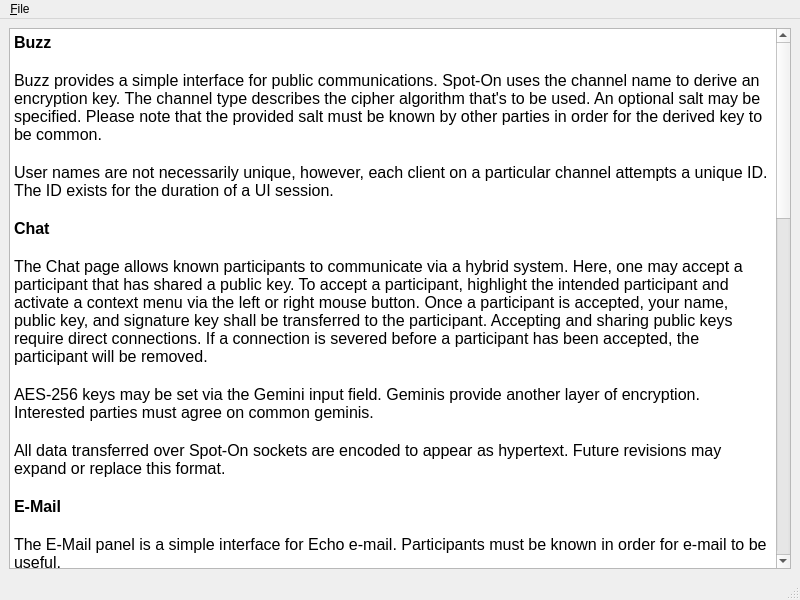
Qt form UI/docviewer.ui (xloem/spot-on-svn) before a commit.
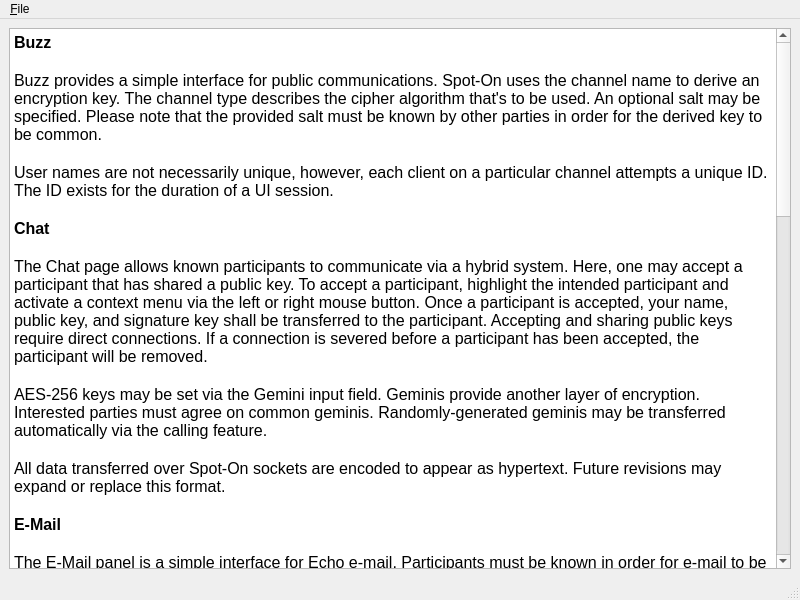
The same form after that commit. Icons and pictures are not drawn.

Commit message: Sign call messages.

```diff
--- a/UI/docviewer.ui
+++ b/UI/docviewer.ui
@@ -36,7 +36,7 @@
 &lt;p style=&quot;-qt-paragraph-type:empty; margin-top:0px; margin-bottom:0px; margin-left:0px; margin-right:0px; -qt-block-indent:0; text-indent:0px; font-family:'Lucida Grande';&quot;&gt;&lt;br /&gt;&lt;/p&gt;
 &lt;p style=&quot; margin-top:0px; margin-bottom:0px; margin-left:0px; margin-right:0px; -qt-block-indent:0; text-indent:0px;&quot;&gt;&lt;span style=&quot; font-family:'Lucida Grande';&quot;&gt;The Chat page allows known participants to communicate via a hybrid system. Here, one may accept a participant that has shared a public key. To accept a participant, highlight the intended participant and activate a context menu via the left or right mouse button. Once a participant is accepted, your name, public key, and signature key shall be transferred to the participant. Accepting and sharing public keys require direct connections. If a connection is severed before a participant has been accepted, the participant will be removed.&lt;/span&gt;&lt;/p&gt;
 &lt;p style=&quot;-qt-paragraph-type:empty; margin-top:0px; margin-bottom:0px; margin-left:0px; margin-right:0px; -qt-block-indent:0; text-indent:0px; font-family:'Lucida Grande';&quot;&gt;&lt;br /&gt;&lt;/p&gt;
-&lt;p style=&quot; margin-top:0px; margin-bottom:0px; margin-left:0px; margin-right:0px; -qt-block-indent:0; text-indent:0px;&quot;&gt;&lt;span style=&quot; font-family:'Lucida Grande';&quot;&gt;AES-256 keys may be set via the Gemini input field. Geminis provide another layer of encryption. Interested parties must agree on common geminis.&lt;/span&gt;&lt;/p&gt;
+&lt;p style=&quot; margin-top:0px; margin-bottom:0px; margin-left:0px; margin-right:0px; -qt-block-indent:0; text-indent:0px;&quot;&gt;&lt;span style=&quot; font-family:'Lucida Grande';&quot;&gt;AES-256 keys may be set via the Gemini input field. Geminis provide another layer of encryption. Interested parties must agree on common geminis. Randomly-generated geminis may be transferred automatically via the calling feature.&lt;/span&gt;&lt;/p&gt;
 &lt;p style=&quot;-qt-paragraph-type:empty; margin-top:0px; margin-bottom:0px; margin-left:0px; margin-right:0px; -qt-block-indent:0; text-indent:0px; font-family:'Lucida Grande';&quot;&gt;&lt;br /&gt;&lt;/p&gt;
 &lt;p style=&quot; margin-top:0px; margin-bottom:0px; margin-left:0px; margin-right:0px; -qt-block-indent:0; text-indent:0px;&quot;&gt;&lt;span style=&quot; font-family:'Lucida Grande';&quot;&gt;All data transferred over Spot-On sockets are encoded to appear as hypertext. Future revisions may expand or replace this format.&lt;/span&gt;&lt;/p&gt;
 &lt;p style=&quot;-qt-paragraph-type:empty; margin-top:0px; margin-bottom:0px; margin-left:0px; margin-right:0px; -qt-block-indent:0; text-indent:0px; font-family:'Lucida Grande';&quot;&gt;&lt;br /&gt;&lt;/p&gt;
```
The commit also changes 2 other files.
